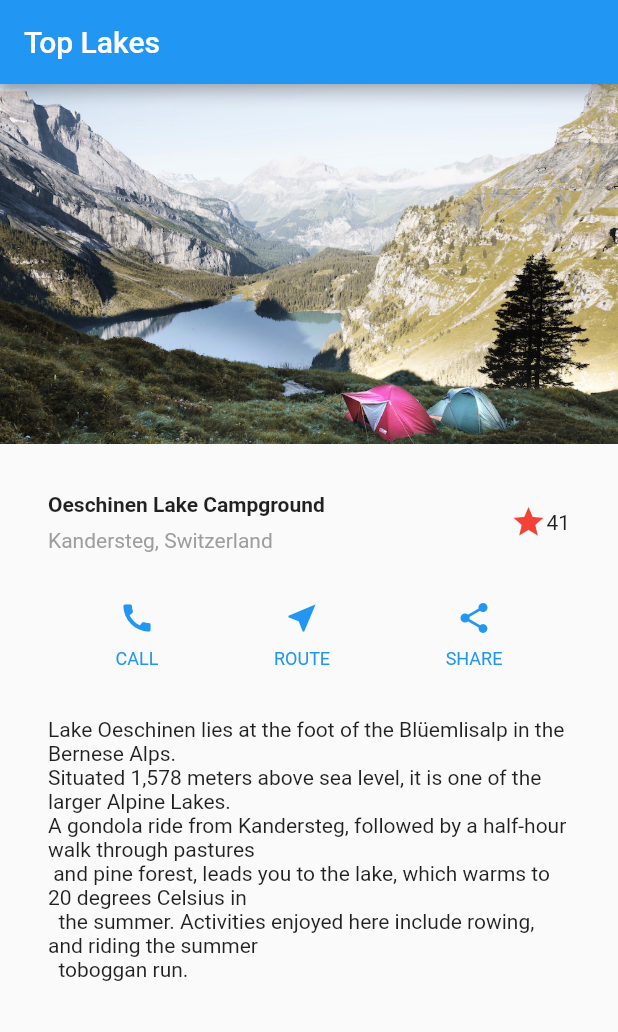
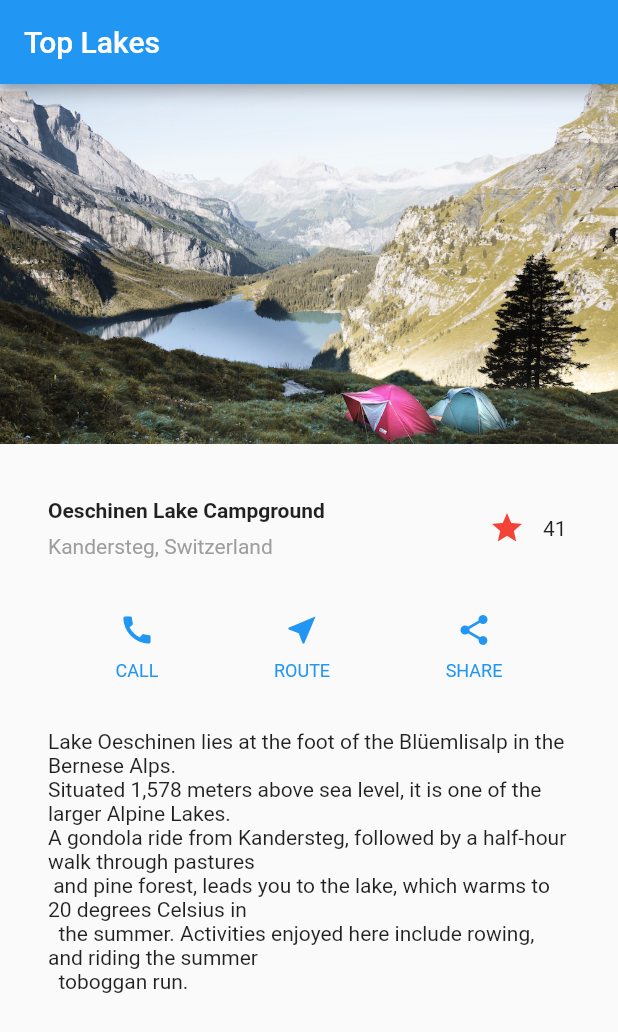
Before and after one commit to kzawadi/chatting, a Flutter app: the screen it shows after launch, on a phone screen of 412 x 824 dp. Shown: the top 1032 px of the screen. Run offline on Flutter 3.47's test engine with Material 2 defaults, Android fonts, the phone set to English and light mode, and no system bars.

Commit message:
added FavoritWidget to App tree.
nimefanikiwa to plant "FavoriteWidget" in  the app  Widget tree and also commented the hardcoded icon which is going to be replaced by the function i added to the tree

```diff
--- a/lib/main.dart
+++ b/lib/main.dart
@@ -40,11 +40,13 @@ class MyApp extends StatelessWidget {
               ],
             ),
           ),
-          Icon(
-            Icons.star,
-            color: Colors.red[500],
-          ),
-          Text('41'),
+          FavoriteWidget(),
+
+          // Icon(
+            // Icons.star,
+            // color: Colors.red[500],
+          // ),
+          // Text('41'),
         ],
       ),
     );
```
